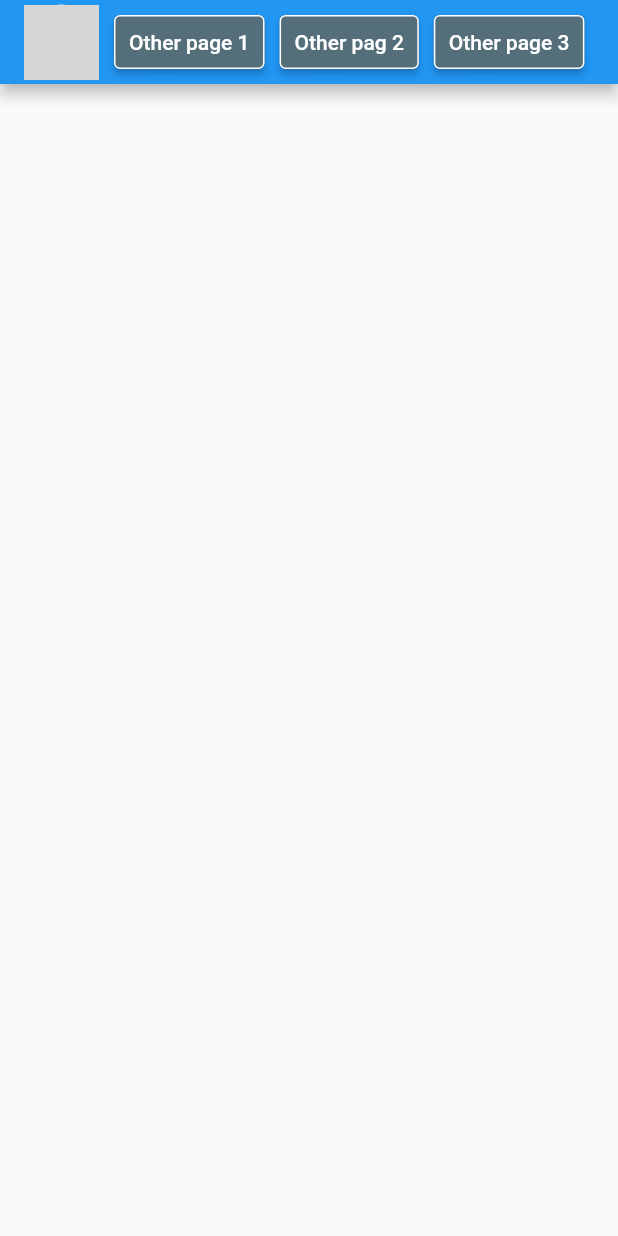
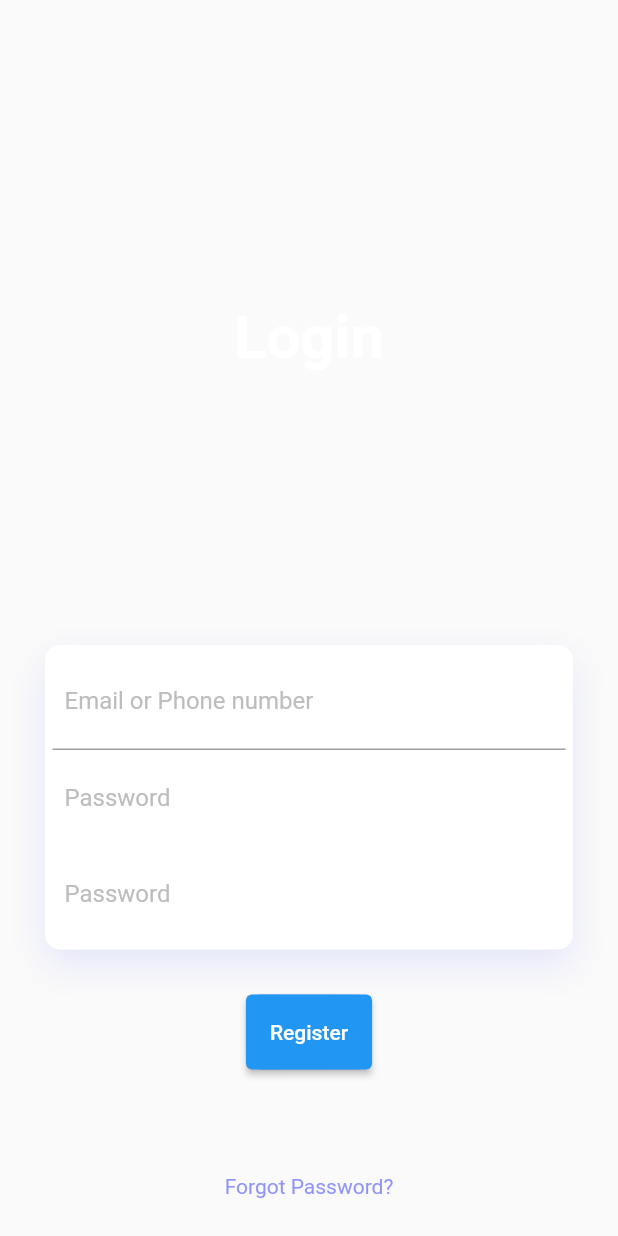
Before and after one commit to VaheKri/flutter_app_horse, a Flutter app: the screen it shows after launch, on a phone screen of 412 x 824 dp. Run offline on Flutter 3.47's test engine with Material 2 defaults, Android fonts, the phone set to English and light mode, and no system bars; missing offline and left inert: mongo_dart; grey boxes are pictures that could not be loaded.

Commit message:
added settings button to edit profile

```diff
--- a/flutter_app/lib/Mango/MangoDB.dart
+++ b/flutter_app/lib/Mango/MangoDB.dart
@@ -3,26 +3,31 @@ import 'package:mongo_dart/mongo_dart.dart';
 import 'constantMango.dart';
 
 class MangoDatabase {
+  static var db,collection;
   static connect() async {
     var db = await Db.create(MONGO_URL);
     await db.open();
     inspect(db);
     var status = db.serverStatus();
-    print(status);
+    //print(status);
     var collection = db.collection(COLLECTION_NAME);
-    await collection.insertMany([
+    return db;
+    //print(await collection.find().toList());
+    /*await collection.update(
+        where.eq("username", "babacar225"), modify.set("name", "Mz"));*/
+    //print(await collection.find().toList());
+  }
+
+  void registerUser(String username, String password, String mail) async{
+    var db = connect();
+    var collection = db.collection(COLLECTION_NAME);
+    await collection.insertOne([
       {
-        "username": "babacar225",
-        "name": "babacar",
-        "email": "babacar@gmail.com"
+        "username": username,
+        "name": password,
+        "email": mail
       },
-      {"username": "leDucZer", "name": "b2o", "email": "duczer@gmail.com"},
-      {"username": "kb9", "name": "Benzema", "email": "benze@gmail.com"}
     ]);
-    print(await collection.find().toList());
-    await collection.update(
-        where.eq("username", "babacar225"), modify.set("name", "Mz"));
-    print(await collection.find().toList());
+  }
 
-  }
 }
--- a/flutter_app/lib/buttonBar.dart
+++ b/flutter_app/lib/buttonBar.dart
@@ -1,4 +1,5 @@
 import 'package:flutter/material.dart';
+import 'package:flutter_app/register.dart';
 
 class buttonBar extends StatefulWidget {
   const buttonBar({super.key, required this.title});
@@ -44,7 +45,7 @@ class _buttonBarState extends State<buttonBar> {
                 padding: const EdgeInsets.all(10),
                 side: const BorderSide(width: 1.0, color: Colors.white),
               ),
-              child: const Text('Other page 1'),
+              child: const Text('Other pag'),
             ),
             Container(
               margin: const EdgeInsets.all(10),
@@ -61,7 +62,7 @@ class _buttonBarState extends State<buttonBar> {
                   padding: const EdgeInsets.all(10),
                   side: const BorderSide(width: 1.0, color: Colors.white),
                 ),
-                child: const Text('Other pag 2'),
+                child: const Text('Other pag'),
               ),
             ),
             ElevatedButton(
@@ -77,7 +78,19 @@ class _buttonBarState extends State<buttonBar> {
                 padding: const EdgeInsets.all(10),
                 side: const BorderSide(width: 1.0, color: Colors.white),
               ),
-              child: const Text('Other page 3'),
+              child: const Text('Other pag'),
+            ),
+            IconButton(
+              icon: const Icon(Icons.settings),
+              iconSize: 35,
+              onPressed: () {
+                  Navigator.push(context,
+                  MaterialPageRoute(
+                      builder: (context) => const RegisterPage(title: 'Créer un jeu',)
+                  ),
+                );
+              },
+
             ),
           ]
       ),
--- a/flutter_app/lib/main.dart
+++ b/flutter_app/lib/main.dart
@@ -1,5 +1,6 @@
 import 'package:flutter/material.dart';
 import 'package:flutter_app/Mango/MangoDB.dart';
+import 'package:flutter_app/register.dart';
 import 'package:flutter_app/buttonBar.dart';
 
 Future<void> main() async {
@@ -10,6 +11,7 @@ Future<void> main() async {
 
 class MyApp extends StatelessWidget {
   const MyApp({super.key});
+  static const tag = "Register_page";
 
   // This widget is the root of your application.
   @override
@@ -17,15 +19,34 @@ class MyApp extends StatelessWidget {
     return MaterialApp(
       title: 'Flutter Demo',
       theme: ThemeData(
+        // This is the theme of your application.
+        //
+        // Try running your application with "flutter run". You'll see the
+        // application has a blue toolbar. Then, without quitting the app, try
+        // changing the primarySwatch below to Colors.green and then invoke
+        // "hot reload" (press "r" in the console where you ran "flutter run",
+        // or simply save your changes to "hot reload" in a Flutter IDE).
+        // Notice that the counter didn't reset back to zero; the application
+        // is not restarted.
         primarySwatch: Colors.blue,
       ),
-      home: const buttonBar(title: 'Flutter button Page'),
+      routes: {RegisterPage.tag:(context)=>RegisterPage(title: 'Register')},
+      home: const RegisterPage(title: 'Flutter Demo Home Page'),
     );
   }
 }
 
 class MyHomePage extends StatefulWidget {
   const MyHomePage({super.key, required this.title});
+
+  // This widget is the home page of your application. It is stateful, meaning
+  // that it has a State object (defined below) that contains fields that affect
+  // how it looks.
+
+  // This class is the configuration for the state. It holds the values (in this
+  // case the title) provided by the parent (in this case the App widget) and
+  // used by the build method of the State. Fields in a Widget subclass are
+  // always marked "final".
 
   final String title;
 
@@ -34,20 +55,21 @@ class MyHomePage extends StatefulWidget {
 }
 
 class _MyHomePageState extends State<MyHomePage> {
-
   @override
   Widget build(BuildContext context) {
-    return Scaffold(
-      appBar: AppBar(
-        title: Text(widget.title),
-      ),
-      body: Center(
-        child: Column(
-          mainAxisAlignment: MainAxisAlignment.center,
-          children: <Widget>[
-          ],
-        ),
-      ),
-    );
+    {
+      return Scaffold(
+          backgroundColor: Colors.white,
+          body: SingleChildScrollView(
+            child: Container(
+              child: ElevatedButton(onPressed: () {
+                Navigator.of(context).pushNamed(RegisterPage.tag);
+              }, child: Text("Salut"),
+
+              ),
+
+            ),
+          ));
+    }
   }
 }
--- /dev/null
+++ b/flutter_app/lib/register.dart
@@ -0,0 +1,160 @@
+import 'package:flutter/material.dart';
+import 'Mango/MangoDB.dart';
+
+class RegisterPage extends StatefulWidget {
+  const RegisterPage({super.key, required this.title});
+
+  static const tag = "Register_page";
+  final String title;
+
+  @override
+  State<RegisterPage> createState() => _RegisterPageState();
+}
+
+class _RegisterPageState extends State<RegisterPage> {
+  final TextEditingController _username = TextEditingController();
+  final TextEditingController _password = TextEditingController();
+  final TextEditingController _mail = TextEditingController();
+
+  @override
+  Widget build(BuildContext context) {
+    return Scaffold(
+        body: SingleChildScrollView(
+      child: Container(
+        child: Column(
+          children: <Widget>[
+            Container(
+              height: 400,
+              decoration: BoxDecoration(),
+              child: Stack(
+                children: <Widget>[
+                  Positioned(
+                    left: 30,
+                    width: 80,
+                    height: 200,
+                    child: (Container(
+                      decoration: BoxDecoration(),
+                    )),
+                  ),
+                  Positioned(
+                    left: 140,
+                    width: 80,
+                    height: 150,
+                    child: (Container(
+                      decoration: BoxDecoration(),
+                    )),
+                  ),
+                  Positioned(
+                    right: 40,
+                    top: 40,
+                    width: 80,
+                    height: 150,
+                    child: (Container(
+                      decoration: BoxDecoration(),
+                    )),
+                  ),
+                  Positioned(
+                    child: (Container(
+                      margin: EdgeInsets.only(top: 50),
+                      child: Center(
+                        child: Text(
+                          "Login",
+                          style: TextStyle(
+                              color: Colors.white,
+                              fontSize: 40,
+                              fontWeight: FontWeight.bold),
+                        ),
+                      ),
+                    )),
+                  )
+                ],
+              ),
+            ),
+            Padding(
+              padding: EdgeInsets.all(30.0),
+              child: Column(
+                children: <Widget>[
+                  (Container(
+                    padding: EdgeInsets.all(5),
+                    decoration: BoxDecoration(
+                        color: Colors.white,
+                        borderRadius: BorderRadius.circular(10),
+                        boxShadow: [
+                          BoxShadow(
+                              color: Color.fromRGBO(143, 148, 251, .2),
+                              blurRadius: 20.0,
+                              offset: Offset(0, 10))
+                        ]),
+                    child: Column(
+                      children: <Widget>[
+                        Container(
+                          padding: EdgeInsets.all(8.0),
+                          decoration: BoxDecoration(
+                              border: Border(
+                                  bottom: BorderSide(color: Colors.grey))),
+                          child: TextField(
+                            controller: _username,
+                            decoration: InputDecoration(
+                                border: InputBorder.none,
+                                hintText: "Email or Phone number",
+                                hintStyle: TextStyle(color: Colors.grey[400])),
+                          ),
+                        ),
+                        Container(
+                          padding: EdgeInsets.all(8.0),
+                          child: TextField(
+                            controller: _password,
+                            decoration: InputDecoration(
+                                border: InputBorder.none,
+                                hintText: "Password",
+                                hintStyle: TextStyle(color: Colors.grey[400])),
+                          ),
+                        ),
+                        Container(
+                          padding: EdgeInsets.all(8.0),
+                          child: TextField(
+                            controller: _mail,
+                            decoration: InputDecoration(
+                                border: InputBorder.none,
+                                hintText: "Password",
+                                hintStyle: TextStyle(color: Colors.grey[400])),
+                          ),
+                        )
+                      ],
+                    ),
+                  )),
+                  SizedBox(
+                    height: 30,
+                  ),
+                  (Container(
+                      height: 50,
+                      decoration: BoxDecoration(
+                          borderRadius: BorderRadius.circular(10),
+                          gradient: LinearGradient(colors: [
+                            Color.fromRGBO(143, 148, 251, 1),
+                            Color.fromRGBO(143, 148, 251, .6),
+                          ])),
+                      child: ElevatedButton(
+                        onPressed: () {
+                          MangoDatabase().registerUser(
+                              _username.text, _password.text, _mail.text);
+                          Navigator.pop(context);
+                        },
+                        child: Text("Register"),
+                      ))),
+                  SizedBox(
+                    height: 70,
+                  ),
+                  (Text(
+                    "Forgot Password?",
+                    style: TextStyle(color: Color.fromRGBO(143, 148, 251, 1)),
+                  )),
+                ],
+              ),
+            )
+          ],
+        ),
+      ),
+    ));
+  }
+}
```
Also changed, not shown: flutter_app/lib/Mango/constantMango.dart (line endings or trailing spaces).
